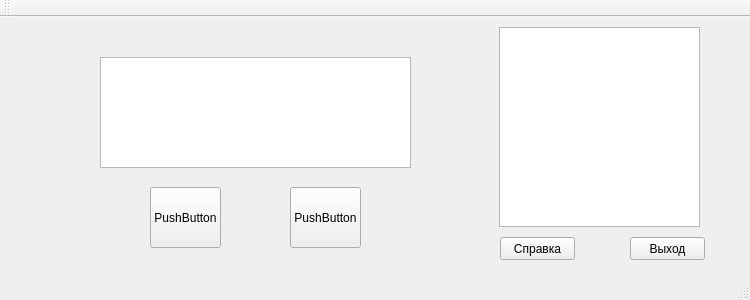
Qt form mainwindow.ui (MikioKyo/Slovar) before a commit.
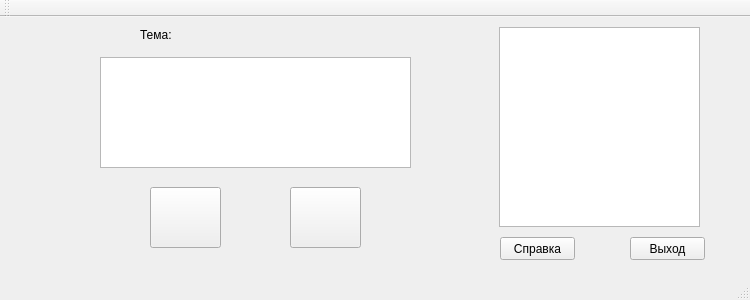
The same form after that commit.

Commit message: Поправил баг с закрытием программы при завершении файла

Patch:
```diff
--- a/mainwindow.ui
+++ b/mainwindow.ui
@@ -25,6 +25,9 @@
   <property name="windowTitle">
    <string>MainWindow</string>
   </property>
+  <property name="autoFillBackground">
+   <bool>false</bool>
+  </property>
   <widget class="QWidget" name="centralWidget">
    <widget class="QListWidget" name="listWidget">
     <property name="geometry">
@@ -73,7 +76,7 @@
      </rect>
     </property>
     <property name="text">
-     <string>PushButton</string>
+     <string/>
     </property>
    </widget>
    <widget class="QPushButton" name="answerButton_2">
@@ -86,7 +89,7 @@
      </rect>
     </property>
     <property name="text">
-     <string>PushButton</string>
+     <string/>
     </property>
    </widget>
    <widget class="QPushButton" name="infoButton">
@@ -125,7 +128,7 @@
      </rect>
     </property>
     <property name="text">
-     <string/>
+     <string>Тема:</string>
     </property>
    </widget>
   </widget>
```
The commit also changes 2 other files.
